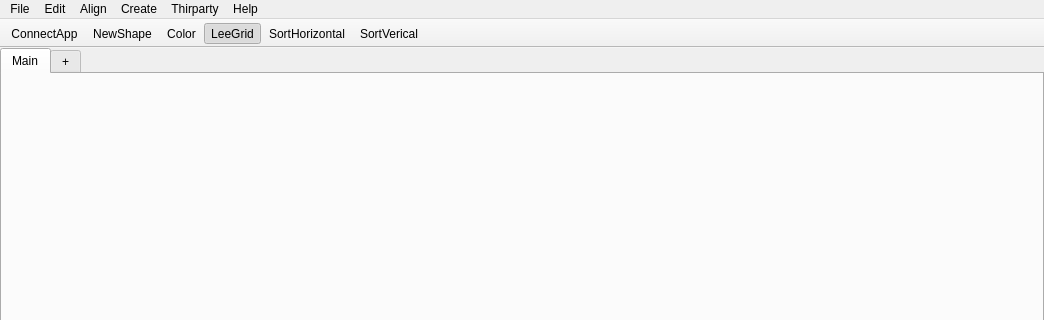
This is ui/leePicker.ui in leetdvn/LeePickerX as Qt 5 draws it before an edit; both pictures show x 0 to 1044 and y 0 to 320 of the 1044 by 630 pixel window. The edited form follows.
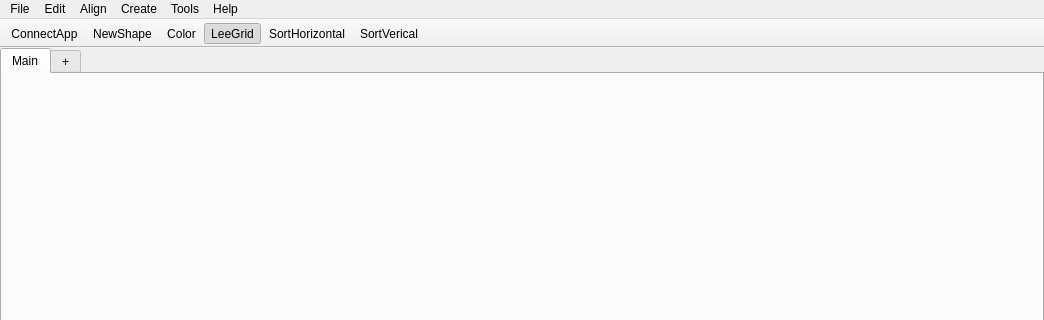
This is the edited form. Icons and pictures are not drawn.

Diff of the .ui file:
```diff
--- a/ui/leePicker.ui
+++ b/ui/leePicker.ui
@@ -240,7 +240,7 @@
    </widget>
    <widget class="QMenu" name="menuThirparty">
     <property name="title">
-     <string>Thirparty</string>
+     <string>Tools</string>
     </property>
     <addaction name="actionASPICKER"/>
    </widget>
```
